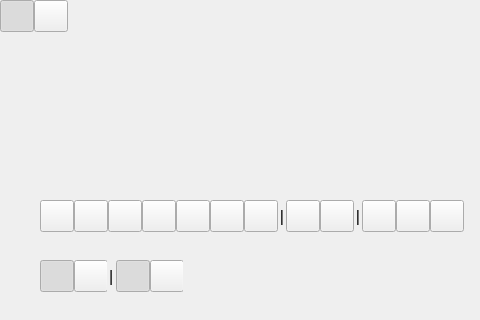
First picture: the form in MainWindow.ui, repository xland/ScreenCapture, before the edit; both pictures show x 0 to 480 and y 0 to 320 of the 586 by 483 pixel window.
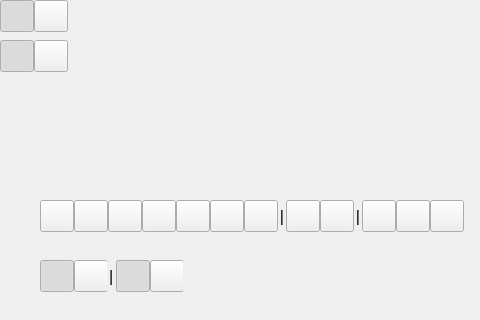
Second picture: the form after the edit.

Patch:
```diff
--- a/MainWindow.ui
+++ b/MainWindow.ui
@@ -1053,6 +1053,122 @@
      </item>
     </layout>
    </widget>
+   <widget class="QWidget" name="toolPen" native="true">
+    <property name="geometry">
+     <rect>
+      <x>0</x>
+      <y>40</y>
+      <width>68</width>
+      <height>32</height>
+     </rect>
+    </property>
+    <property name="sizePolicy">
+     <sizepolicy hsizetype="Preferred" vsizetype="Preferred">
+      <horstretch>0</horstretch>
+      <verstretch>0</verstretch>
+     </sizepolicy>
+    </property>
+    <property name="minimumSize">
+     <size>
+      <width>68</width>
+      <height>32</height>
+     </size>
+    </property>
+    <property name="maximumSize">
+     <size>
+      <width>68</width>
+      <height>32</height>
+     </size>
+    </property>
+    <layout class="QHBoxLayout" name="horizontalLayout_8">
+     <property name="spacing">
+      <number>0</number>
+     </property>
+     <property name="leftMargin">
+      <number>0</number>
+     </property>
+     <property name="topMargin">
+      <number>0</number>
+     </property>
+     <property name="rightMargin">
+      <number>0</number>
+     </property>
+     <property name="bottomMargin">
+      <number>0</number>
+     </property>
+     <item>
+      <widget class="QPushButton" name="btnPenDot">
+       <property name="sizePolicy">
+        <sizepolicy hsizetype="Preferred" vsizetype="Preferred">
+         <horstretch>0</horstretch>
+         <verstretch>0</verstretch>
+        </sizepolicy>
+       </property>
+       <property name="minimumSize">
+        <size>
+         <width>34</width>
+         <height>0</height>
+        </size>
+       </property>
+       <property name="maximumSize">
+        <size>
+         <width>34</width>
+         <height>16777215</height>
+        </size>
+       </property>
+       <property name="cursor">
+        <cursorShape>PointingHandCursor</cursorShape>
+       </property>
+       <property name="text">
+        <string/>
+       </property>
+       <property name="checkable">
+        <bool>true</bool>
+       </property>
+       <property name="checked">
+        <bool>true</bool>
+       </property>
+       <property name="autoExclusive">
+        <bool>true</bool>
+       </property>
+      </widget>
+     </item>
+     <item>
+      <widget class="QPushButton" name="btnArrowEmpty_2">
+       <property name="sizePolicy">
+        <sizepolicy hsizetype="Preferred" vsizetype="Preferred">
+         <horstretch>0</horstretch>
+         <verstretch>0</verstretch>
+        </sizepolicy>
+       </property>
+       <property name="minimumSize">
+        <size>
+         <width>34</width>
+         <height>0</height>
+        </size>
+       </property>
+       <property name="maximumSize">
+        <size>
+         <width>34</width>
+         <height>16777215</height>
+        </size>
+       </property>
+       <property name="cursor">
+        <cursorShape>PointingHandCursor</cursorShape>
+       </property>
+       <property name="text">
+        <string/>
+       </property>
+       <property name="checkable">
+        <bool>true</bool>
+       </property>
+       <property name="autoExclusive">
+        <bool>true</bool>
+       </property>
+      </widget>
+     </item>
+    </layout>
+   </widget>
   </widget>
  </widget>
  <resources/>
```
Left out of the diff: 2 changed lines with no effect on the pictures.
